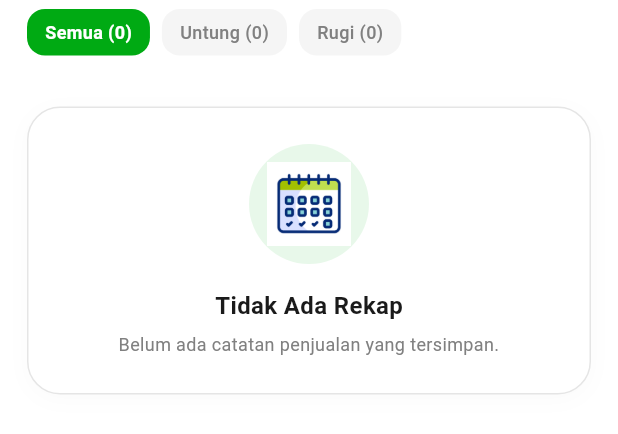
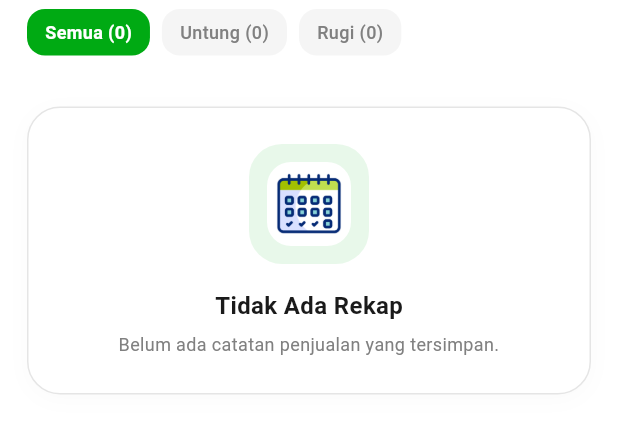
Before and after one commit to ardhikaxx/catat_untung_mobile, a Flutter app: the HistoryListView widget shown alone on an empty page, opened directly with empty values, on a phone screen of 412 x 824 dp. Shown: the top 434 px of the screen. Run offline on Flutter 3.47's test engine with Material 3 defaults, Android fonts, the phone set to English and light mode, and no system bars; our stand-ins replace csv, drift, file_picker, fl_chart, flutter_riverpod, go_router and 5 more; accounts and stored records are empty; generated files the repository leaves out were written again.

Commit message:
style: make all GIF animations and containers smoothly rounded with ClipRRect

```diff
--- a/lib/features/history/widgets/history_list_view.dart
+++ b/lib/features/history/widgets/history_list_view.dart
@@ -142,14 +142,17 @@ class _HistoryListViewState extends State<HistoryListView> {
             Container(
               width: 80,
               height: 80,
-              decoration: const BoxDecoration(
+              decoration: BoxDecoration(
                 color: AppColors.greenTint,
-                shape: BoxShape.circle,
+                borderRadius: BorderRadius.circular(22),
               ),
               padding: const EdgeInsets.all(12),
-              child: Image.asset(
-                AppGifs.calendar,
-                fit: BoxFit.contain,
+              child: ClipRRect(
+                borderRadius: BorderRadius.circular(16),
+                child: Image.asset(
+                  AppGifs.calendar,
+                  fit: BoxFit.contain,
+                ),
               ),
             ),
             const SizedBox(height: 16),
```
Also changed, not shown: lib/features/about/about_screen.dart (+8 -2 lines), lib/features/daily_rekap/daily_rekap_screen.dart (+7 -4 lines), lib/features/daily_rekap/widgets/rekap_saved_view.dart (+8 -5 lines), lib/features/guide/quick_guide_screen.dart (+6 -3 lines), lib/features/products/products_screen.dart (+6 -3 lines), lib/features/reports/reports_screen.dart (+8 -5 lines), lib/features/reports/widgets/report_hero_card.dart (+7 -4 lines).
